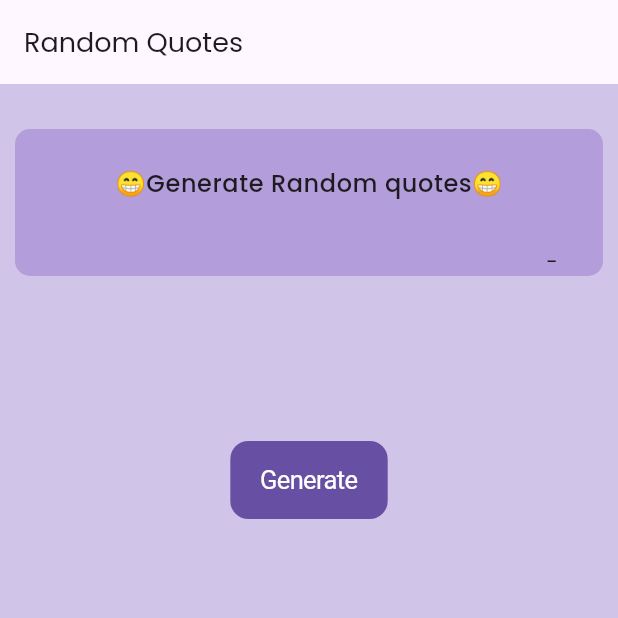
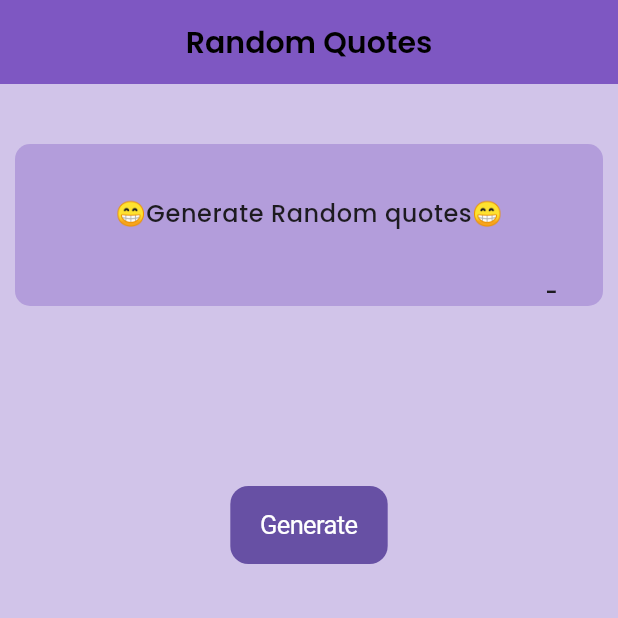
Before and after one commit to Nishan-Pradhan06/RandomQuotes-Generator, a Flutter app: the screen it shows after launch, on a phone screen of 412 x 824 dp, the top half of it. Run offline on Flutter 3.47's test engine with Material 3 defaults, Android fonts, the phone set to English and light mode, and no system bars; our stand-ins replace get, google_fonts.

Commit message:
update-appbar/padding

```diff
--- a/lib/screens/home_screen.dart
+++ b/lib/screens/home_screen.dart
@@ -2,6 +2,7 @@
 
 import 'package:flutter/cupertino.dart';
 import 'package:flutter/material.dart';
+import 'package:get/get_connect/http/src/utils/utils.dart';
 // import 'package:get/get.dart';
 import 'package:http/http.dart' as http;
 import 'dart:convert';
@@ -46,18 +47,17 @@ class _HomeScreenState extends State<HomeScreen> {
   Widget build(BuildContext context) {
     return SafeArea(
       child: Scaffold(
-        backgroundColor: Colors.deepPurple.shade100,
+        backgroundColor: const Color.fromRGBO(209, 196, 233, 1),
         appBar: AppBar(
-// actions: const [
-//             Padding(
-//               padding: EdgeInsets.only(right: 20),
-//               child: Icon(Icons.menu),
-//             )
-//           ],
+          centerTitle: true,
+          backgroundColor: Colors.deepPurple.shade400,
+          foregroundColor: Colors.black,
           title: Text(
             "Random Quotes",
-            style:
-                GoogleFonts.poppins(textStyle: const TextStyle(fontSize: 18)),
+            style: GoogleFonts.poppins(
+              textStyle:
+                  const TextStyle(fontSize: 20, fontWeight: FontWeight.w600),
+            ),
           ),
         ),
         body: SingleChildScrollView(
@@ -67,7 +67,8 @@ class _HomeScreenState extends State<HomeScreen> {
                 height: 20,
               ),
               Padding(
-                padding: const EdgeInsets.all(10),
+                padding:
+                    const EdgeInsets.symmetric(horizontal: 10, vertical: 20),
                 child: IntrinsicHeight(
                   child: Container(
                     // decoration: BoxDecoration(border: Border.all(width: 8)),
@@ -79,7 +80,11 @@ class _HomeScreenState extends State<HomeScreen> {
                       children: [
                         Padding(
                           padding: const EdgeInsets.only(
-                              top: 25, left: 10, right: 10, bottom: 10),
+                            top: 35,
+                            left: 10,
+                            right: 10,
+                            bottom: 10,
+                          ),
                           child: Text(
                             quotes,
                             textAlign: TextAlign.start,
@@ -100,7 +105,7 @@ class _HomeScreenState extends State<HomeScreen> {
                               "-$author",
                               style: GoogleFonts.poppins(
                                 textStyle: const TextStyle(
-                                  fontWeight: FontWeight.w400,
+                                  fontWeight: FontWeight.w600,
                                 ),
                               ),
                             ),
```
Also changed, not shown: 1 other file.
